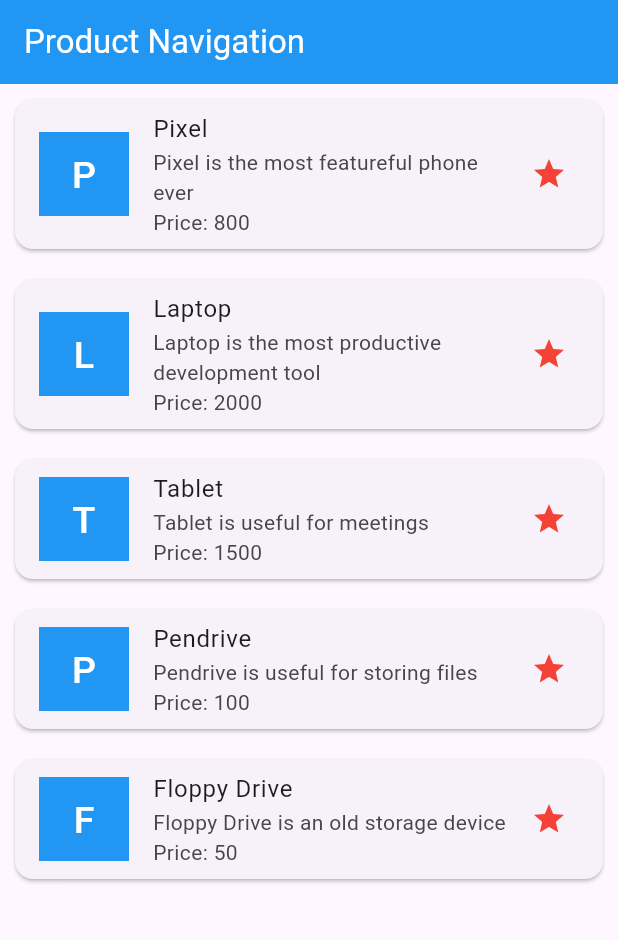
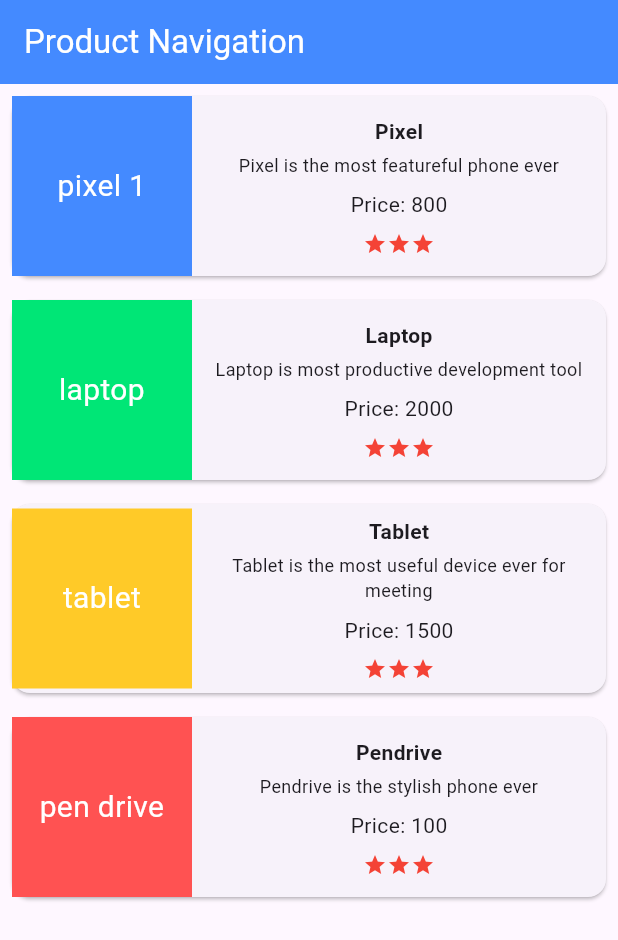
Before and after one commit to bendoujanna/alu-practice-flutter, a Flutter app: the screen it shows after launch, on a phone screen of 412 x 824 dp. Shown: the top 940 px of the screen. Run offline on Flutter 3.47's test engine with Material 3 defaults, Android fonts, the phone set to English and light mode, and no system bars.

Commit message:
added colors

```diff
--- a/product_navigation/lib/main.dart
+++ b/product_navigation/lib/main.dart
@@ -1,50 +1,78 @@
 import 'package:flutter/material.dart';
 
 void main() {
-  runApp(const MyApp());
+  runApp(const ProductNavigationApp());
 }
 
-class MyApp extends StatelessWidget {
-  const MyApp({super.key});
+// data model
+// A simple class to hold the data for each product
+class Product {
+  final String name;
+  final String shortName; // For the colored square
+  final String description;
+  final int price;
+  final Color color;
+
+  Product({
+    required this.name,
+    required this.shortName,
+    required this.description,
+    required this.price,
+    required this.color,
+  });
+}
+
+class ProductNavigationApp extends StatelessWidget {
+  const ProductNavigationApp({super.key});
 
   @override
   Widget build(BuildContext context) {
     return MaterialApp(
       debugShowCheckedModeBanner: false,
-      home: const ProductListPage(),
+      title: 'Product Navigation',
+      theme: ThemeData(
+        primarySwatch: Colors.blue,
+      ),
+      // Set the initial screen to our product list
+      home: ProductListPage(),
     );
   }
 }
 
+// --- SCREEN 1: PRODUCT LIST PAGE ---
 class ProductListPage extends StatelessWidget {
-  const ProductListPage({super.key});
+  ProductListPage({super.key});
 
-  final List<Map<String, dynamic>> products = const [
-    {
-      'name': 'Pixel',
-      'description': 'Pixel is the most featureful phone ever',
-      'price': 800,
-    },
-    {
-      'name': 'Laptop',
-      'description': 'Laptop is the most productive development tool',
-      'price': 2000,
-    },
-    {
-      'name': 'Tablet',
-      'description': 'Tablet is useful for meetings',
-      'price': 1500,
-    },
-    {
-      'name': 'Pendrive',
-      'description': 'Pendrive is useful for storing files',
-      'price': 100,
-    },
-    {
-      'name': 'Floppy Drive',
-      'description': 'Floppy Drive is an old storage device',
-      'price': 50,
-    },
+  // The dummy data matching the screenshot requirements
+  final List<Product> products = [
+    Product(
+      name: 'Pixel',
+      shortName: 'pixel 1',
+      description: 'Pixel is the most featureful phone ever',
+      price: 800,
+      color: Colors.blueAccent,
+    ),
+    Product(
+      name: 'Laptop',
+      shortName: 'laptop',
+      description: 'Laptop is most productive development tool',
+      price: 2000,
+      color: Colors.greenAccent.shade400,
+    ),
+    Product(
+      name: 'Tablet',
+      shortName: 'tablet',
+      description: 'Tablet is the most useful device ever for meeting',
+      price: 1500,
+      color: Colors.amber.shade400,
+    ),
+    Product(
+      name: 'Pendrive',
+      shortName: 'pen drive',
+      description: 'Pendrive is the stylish phone ever',
+      price: 100,
+      color: Colors.redAccent,
+    ),
   ];
 
   @override
@@ -52,7 +80,7 @@
     return Scaffold(
       appBar: AppBar(
         title: const Text('Product Navigation'),
-        backgroundColor: Colors.blue,
+        backgroundColor: Colors.blueAccent,
         foregroundColor: Colors.white,
       ),
       body: ListView.builder(
@@ -60,40 +88,68 @@
         itemBuilder: (context, index) {
           final product = products[index];
 
-          return Card(
-            margin: const EdgeInsets.all(10),
-            child: ListTile(
-              leading: Container(
-                width: 60,
-                height: 60,
-                color: Colors.blue,
-                child: Center(
-                  child: Text(
-                    product['name'][0],
-                    style: const TextStyle(
-                      color: Colors.white,
-                      fontSize: 25,
-                    ),
-                  ),
-                ),
-              ),
-              title: Text(product['name']),
-              subtitle: Text(
-                '${product['description']}\nPrice: ${product['price']}',
-              ),
-              trailing: const Icon(Icons.star, color: Colors.red),
+          // InkWell makes the whole card clickable and gives a ripple effect
+          return InkWell(
             onTap: () {
+              // NAVIGATION: This is how we move to the details page!
               Navigator.push(
                 context,
                 MaterialPageRoute(
-                    builder: (context) => ProductDetailsPage(
-                      name: product['name'],
-                      description: product['description'],
-                      price: product['price'],
-                    ),
+                  builder: (context) => ProductDetailsPage(product: product),
                 ),
               );
             },
+            child: Card(
+              margin: const EdgeInsets.all(8.0),
+              child: Row(
+                children: [
+                  // Left side: Colored box with the short name
+                  Container(
+                    width: 120,
+                    height: 120,
+                    color: product.color,
+                    alignment: Alignment.center,
+                    child: Text(
+                      product.shortName,
+                      style: const TextStyle(color: Colors.white, fontSize: 20),
+                      textAlign: TextAlign.center,
+                    ),
+                  ),
+                  // Right side: Product details
+                  Expanded(
+                    child: Padding(
+                      padding: const EdgeInsets.all(8.0),
+                      child: Column(
+                        crossAxisAlignment: CrossAxisAlignment.center,
+                        children: [
+                          Text(
+                            product.name,
+                            style: const TextStyle(fontWeight: FontWeight.bold),
+                          ),
+                          const SizedBox(height: 4),
+                          Text(
+                            product.description,
+                            textAlign: TextAlign.center,
+                            style: const TextStyle(fontSize: 12),
+                          ),
+                          const SizedBox(height: 8),
+                          Text('Price: ${product.price}'),
+                          const SizedBox(height: 8),
+                          // The 3 red stars
+                          const Row(
+                            mainAxisAlignment: MainAxisAlignment.center,
+                            children: [
+                              Icon(Icons.star, color: Colors.red, size: 16),
+                              Icon(Icons.star, color: Colors.red, size: 16),
+                              Icon(Icons.star, color: Colors.red, size: 16),
+                            ],
+                          )
+                        ],
+                      ),
+                    ),
+                  )
+                ],
+              ),
             ),
           );
         },
@@ -102,66 +158,65 @@
   }
 }
 
+// --- SCREEN 2: PRODUCT DETAILS PAGE ---
 class ProductDetailsPage extends StatelessWidget {
-  final String name;
-  final String description;
-  final int price;
+  // This page requires a Product object to be passed in
+  final Product product;
 
-  const ProductDetailsPage({
-    super.key,
-    required this.name,
-    required this.description,
-    required this.price,
-  });
+  const ProductDetailsPage({super.key, required this.product});
 
   @override
   Widget build(BuildContext context) {
     return Scaffold(
       appBar: AppBar(
-        title: Text(name),
-        backgroundColor: Colors.blue,
+        title: Text(product.name),
+        backgroundColor: Colors.lightBlue,
         foregroundColor: Colors.white,
       ),
       body: Column(
         children: [
+          // Top section: Large colored banner
           Container(
+            width: double.infinity,
             height: 250,
-            width: double.infinity,
-            color: Colors.blue,
-            child: Center(
+            color: product.color,
+            alignment: Alignment.center,
             child: Text(
-                name,
+              product.shortName,
               style: const TextStyle(
                 color: Colors.white,
-                  fontSize: 45,
-                ),
+                fontSize: 48,
+                fontWeight: FontWeight.w300
               ),
             ),
           ),
           const SizedBox(height: 30),
+
+          // Details section
           Text(
-            name,
-            style: const TextStyle(
-              fontSize: 24,
-              fontWeight: FontWeight.bold,
+            product.name,
+            style: const TextStyle(fontWeight: FontWeight.bold, fontSize: 18),
+          ),
+          const SizedBox(height: 20),
+          Padding(
+            padding: const EdgeInsets.symmetric(horizontal: 40),
+            child: Text(
+              product.description,
+              textAlign: TextAlign.center,
+              style: const TextStyle(fontSize: 14),
             ),
           ),
           const SizedBox(height: 20),
-          Text(description),
-          const SizedBox(height: 25),
-          Text(
-            'Price: $price',
-            style: const TextStyle(fontSize: 18),
-          ),
-          const SizedBox(height: 30),
+          Text('Price: ${product.price}'),
+          const SizedBox(height: 20),
           const Row(
             mainAxisAlignment: MainAxisAlignment.center,
             children: [
-              Icon(Icons.star, color: Colors.red),
-              Icon(Icons.star, color: Colors.red),
-              Icon(Icons.star, color: Colors.red),
+              Icon(Icons.star, color: Colors.red, size: 24),
+              Icon(Icons.star, color: Colors.red, size: 24),
+              Icon(Icons.star, color: Colors.red, size: 24),
             ],
-          ),
+          )
         ],
       ),
     );
```
Lines whose indentation alone changed are shown as unchanged.
